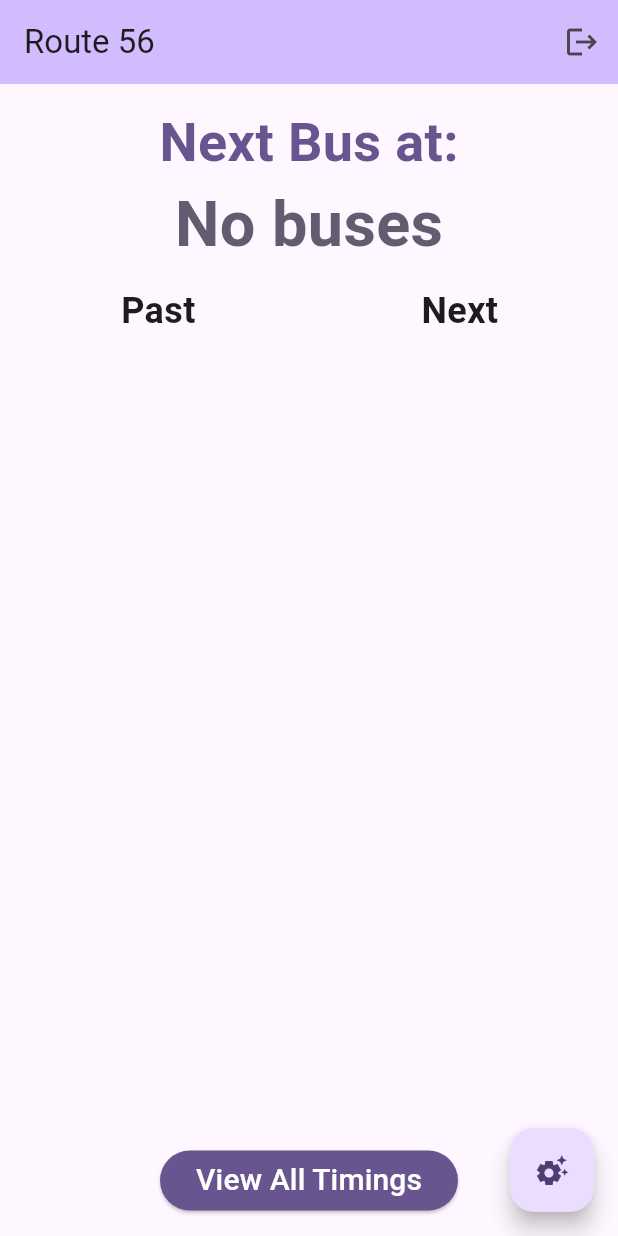
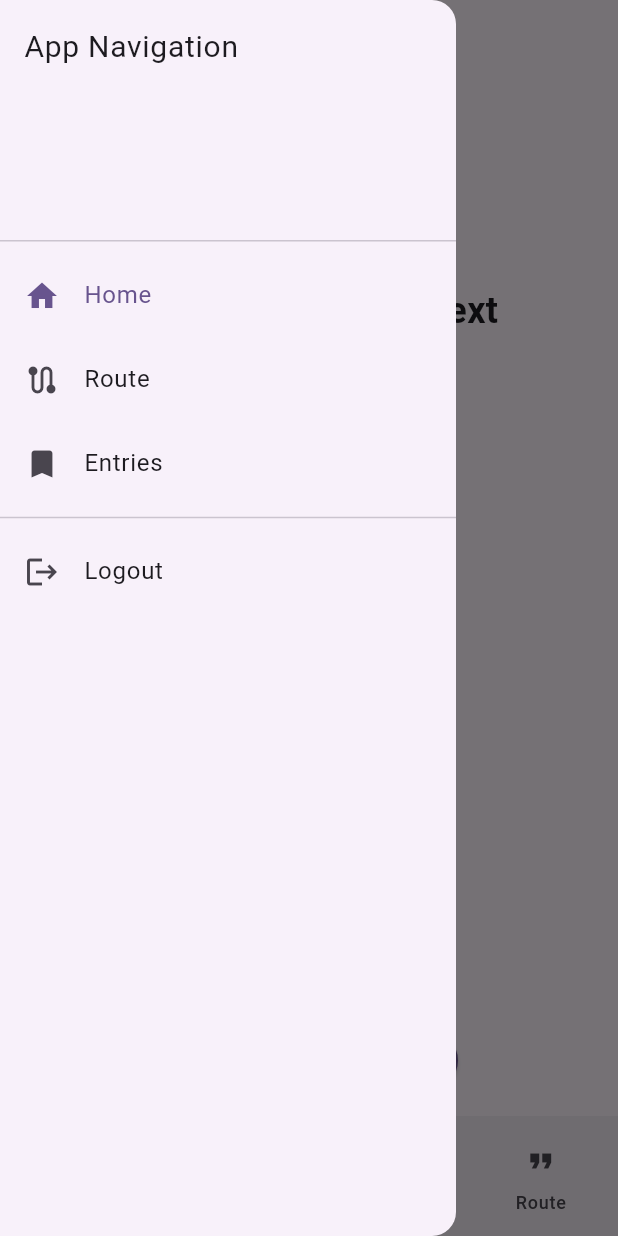
Before and after one commit to Sourish-Kanna/Next-Bus, a Flutter app: the screen it shows once a user with an empty profile is signed in, with the side drawer open (before the commit the screen has no drawer), on a phone screen of 412 x 824 dp. Run offline on Flutter 3.47's test engine with Material 3 defaults, Android fonts, the phone set to English and light mode, and no system bars; drawn by our look-alikes of dynamic_color; our stand-ins replace cloud_firestore, firebase_auth, firebase_core, flutter_slidable, google_sign_in, shared_preferences; accounts and stored records are empty; network calls fail.

Commit message:
Refactor: Introduce AppLayout for consistent UI and navigation
This commit introduces a new `AppLayout` widget to provide a consistent user interface across different pages. The `AppLayout` includes an `AppBar`, a `NavDrawer` for navigation, and an `AppBottomNavigationBar`.

Key changes:
- Created `AppLayout` widget in `lib/common.dart` to manage the main application layout.
- Implemented `NavDrawer` and `AppBottomNavigationBar` for improved navigation.
- Removed individual `Scaffold` and `AppBar` implementations from `home_page.dart`, `route_selection.dart`, and `view_entries.dart`, and wrapped their content with `AppLayout`.
- Updated `main.dart` to use `AppLayout` for routed pages and the initial home screen.
- Modified navigation in `login.dart` to direct users to `AppLayout` wrapped `BusHomePage`.
- Renamed `BusTimingApp` to `NextBusApp` in `main.dart`.

```diff
--- a/lib/Pages/home_page.dart
+++ b/lib/Pages/home_page.dart
@@ -22,28 +22,28 @@ class BusHomePage extends StatelessWidget {
       isAdmin = !user.isAnonymous;
     }
 
-    return Scaffold(
-      appBar: AppBar(
-        backgroundColor: Theme.of(context).colorScheme.inversePrimary,
-        title: Consumer<RouteProvider>(
-          builder: (context, routeProvider, child) {
-            return Text('Route ${routeProvider.route}');
-          },),
-        actions: [
-          if (user != null)
-            IconButton(
-              icon: const Icon(Icons.logout),
-              onPressed: () async {
-                await authService.signOut();
-                Navigator.pushReplacement(
-                  context,
-                  MaterialPageRoute(builder: (context) => const AuthScreen()),
-                );
-              },
-            ),
-        ],
-      ),
-      body: Padding(
+    return Container(
+      // appBar: AppBar(
+      //   backgroundColor: Theme.of(context).colorScheme.inversePrimary,
+      //   title: Consumer<RouteProvider>(
+      //     builder: (context, routeProvider, child) {
+      //       return Text('Route ${routeProvider.route}');
+      //     },),
+      //   actions: [
+      //     if (user != null)
+      //       IconButton(
+      //         icon: const Icon(Icons.logout),
+      //         onPressed: () async {
+      //           await authService.signOut();
+      //           Navigator.pushReplacement(
+      //             context,
+      //             MaterialPageRoute(builder: (context) => const AuthScreen()),
+      //           );
+      //         },
+      //       ),
+      //   ],
+      // ),
+      child: Padding(
         padding: const EdgeInsets.symmetric(vertical: 13.0, horizontal: 10.0),
         child: Column(
           mainAxisAlignment: MainAxisAlignment.center,
@@ -84,7 +84,7 @@ class BusHomePage extends StatelessWidget {
           ],
         ),
       ),
-      floatingActionButton: isAdmin ? adminFAB(context, user) : null,
+      // floatingActionButton: isAdmin ? adminFAB(context, user) : null,
     );
   }
 }
--- a/lib/Pages/login.dart
+++ b/lib/Pages/login.dart
@@ -2,6 +2,7 @@ import 'package:firebase_auth/firebase_auth.dart';
 import 'package:flutter/material.dart';
 import 'package:nextbus/Providers/authentication.dart';
 import 'package:nextbus/Pages/home_page.dart';
+import 'package:nextbus/common.dart';
 
 class AuthScreen extends StatelessWidget {
   const AuthScreen({super.key});
@@ -11,7 +12,7 @@ class AuthScreen extends StatelessWidget {
     final AuthService authService = AuthService();
 
     return Scaffold(
-      appBar: AppBar(title: const Text("Next Bus Login")),
+      appBar: AppBar(title: const Text("Next Bus Login"),),
       body: Center(
         child: Column(
           mainAxisAlignment: MainAxisAlignment.center,
@@ -24,7 +25,7 @@ class AuthScreen extends StatelessWidget {
                 if (user != null) {
                   Navigator.pushReplacement(
                     context,
-                    MaterialPageRoute(builder: (context) => BusHomePage()),
+                    MaterialPageRoute(builder: (context) => AppLayout(selectedIndex: 0, child: Center(child: BusHomePage()))),
                   );
                 }
               },
@@ -38,7 +39,7 @@ class AuthScreen extends StatelessWidget {
                 if (user != null) {
                   Navigator.pushReplacement(
                     context,
-                    MaterialPageRoute(builder: (context) => BusHomePage()),
+                    MaterialPageRoute(builder: (context) => AppLayout(selectedIndex: 0, child: Center(child: BusHomePage()))),
                   );
                 }
               },
--- a/lib/Pages/route_selection.dart
+++ b/lib/Pages/route_selection.dart
@@ -13,11 +13,11 @@ class _RouteSelectState extends State<RouteSelect> {
 
   @override
   Widget build(BuildContext context) {
-    return Scaffold(
-      appBar: AppBar(
-        title: const Text("Select a Route"),
-      ),
-      body: Padding(
+    return Container(
+      // appBar: AppBar(
+      //   title: const Text("Select a Route"),
+      // ),
+      child: Padding(
         padding: const EdgeInsets.all(16.0),
         child: Column(
           crossAxisAlignment: CrossAxisAlignment.start,
--- a/lib/Pages/view_entries.dart
+++ b/lib/Pages/view_entries.dart
@@ -21,12 +21,12 @@ class EntriesPage extends StatelessWidget {
     String route = routeProvider.route;
     String userId = user?.uid ?? "guest"; // Use "guest" if the user is not logged in
 
-    return Scaffold(
-      appBar: AppBar(
-        backgroundColor: Theme.of(context).colorScheme.inversePrimary,
-        title: const Text('Entries'),
-      ),
-      body: Padding(
+    return Container(
+      // appBar: AppBar(
+      //   backgroundColor: Theme.of(context).colorScheme.inversePrimary,
+      //   title: const Text('Entries'),
+      // ),
+      child: Padding(
         padding: EdgeInsets.symmetric(vertical: 13.0, horizontal: 10.0),
         child: Column(
           mainAxisAlignment: MainAxisAlignment.center,
--- a/lib/common.dart
+++ b/lib/common.dart
@@ -1,5 +1,8 @@
 import 'package:flutter/material.dart';
 import 'package:flutter/services.dart';
+
+import 'package:provider/provider.dart';
+import 'package:nextbus/Providers/authentication.dart';
 
 
 // SnackBar widget with optional undo action and Haptic feedback for user actions
@@ -25,3 +28,139 @@ void customSnackBar(BuildContext context, String text, {VoidCallback? onUndo}) {
   );
   HapticFeedback.lightImpact();
 }
+
+// Shared App Layout
+class AppLayout extends StatelessWidget {
+  final int selectedIndex;
+  final Widget child;
+  const AppLayout({super.key, required this.selectedIndex, required this.child});
+
+  @override
+  Widget build(BuildContext context) {
+    final currentItem = _NavDrawerItems[selectedIndex];
+    return Scaffold(
+      appBar: AppBar(title: Text(currentItem.label)),
+      drawer: NavDrawer(selectedIndex: selectedIndex),
+      body: child,
+      bottomNavigationBar: AppBottomNavigationBar(selectedIndex: selectedIndex),
+    );
+  }
+}
+
+class NavDrawer extends StatelessWidget {
+  final int selectedIndex;
+  const NavDrawer({super.key, required this.selectedIndex});
+
+  void _navigate(BuildContext context, String route) {
+    Navigator.pop(context);
+    if (ModalRoute.of(context)?.settings.name != route) {
+      if (route == '/login') { Navigator.pushReplacementNamed(context, route);}
+      else { Navigator.pushNamed(context, route);}
+    }
+  }
+
+  @override
+  Widget build(BuildContext context) {
+    final authService = Provider.of<AuthService>(context);
+    return Drawer(
+      child: SafeArea(
+        child: ListView(
+          // padding: EdgeInsets.zero,
+          children: [
+            const DrawerHeader(
+              child: Text('App Navigation', style: TextStyle(fontSize: 20)),
+            ),
+            ..._NavDrawerItems.map((item) {
+              if (item.submenus.isEmpty) {
+                return ListTile(
+                  leading: Icon(item.icon),
+                  title: Text(item.label),
+                  selected: selectedIndex == _NavDrawerItems.indexOf(item),
+                  onTap: () => _navigate(context, item.route!),
+                );
+              } else {
+                return ExpansionTile(
+                  leading: Icon(item.icon),
+                  title: Text(item.label),
+                  children: item.submenus.map((sub) {
+                    return ListTile(
+                      contentPadding: const EdgeInsets.only(left: 72),
+                      title: Text(sub.label),
+                      onTap: () => _navigate(context, sub.route),
+                    );
+                  }).toList(),
+                );
+              }
+            }),
+            const Divider(),
+            ListTile(
+              leading: const Icon(Icons.logout),
+              title: const Text("Logout"),
+              onTap: () async {
+                await authService.signOut();
+                _navigate(context, '/login');
+              },
+            ),
+          ],
+        ),
+      ),
+    );
+  }
+}
+
+// Bottom Navigation Bar
+class AppBottomNavigationBar extends StatelessWidget {
+  final int selectedIndex;
+  const AppBottomNavigationBar({super.key, required this.selectedIndex});
+
+  @override
+  Widget build(BuildContext context) {
+    return NavigationBar(
+      selectedIndex: selectedIndex,
+      destinations: _NavBarItems
+          .where((item) => item.route != null)
+          .map((item) => NavigationDestination(
+        icon: Icon(item.icon),
+        label: item.label,
+      ))
+          .toList(),
+      onDestinationSelected: (index) {
+        final route = _NavBarItems.where((item) => item.route != null).toList()[index].route;
+        if (route != null && ModalRoute.of(context)?.settings.name != route) {
+          Navigator.pushNamed(context, route);
+        }
+      },
+    );
+  }
+}
+
+// Nav Items and Submenus
+class _NavItem {
+  final String label;
+  final IconData icon;
+  final String? route;
+  final List<_SubNavItem> submenus;
+  const _NavItem(this.label, this.icon, this.route, [this.submenus = const []]);
+}
+
+class _SubNavItem {
+  final String label;
+  final String route;
+  const _SubNavItem(this.label, this.route);
+}
+
+const List<_NavItem> _NavDrawerItems = [
+  _NavItem('Home', Icons.home, '/home'),
+  _NavItem('Route', Icons.route, '/route'),
+  _NavItem('Entries', Icons.bookmark, '/entries'),
+  // _NavItem('Logout', Icons.logout_rounded, '/login')
+  // _NavItem('Quote', Icons.format_quote, '/route'),
+];
+
+const List<_NavItem> _NavBarItems = [
+  _NavItem('Home', Icons.home, '/home'),
+  _NavItem('Route', Icons.route, '/route'),
+  _NavItem('Entries', Icons.bookmark, '/entries'),
+  // _NavItem('Logout', Icons.logout_rounded, '/login')
+  _NavItem('Route', Icons.format_quote, '/route'),
+];
--- a/lib/main.dart
+++ b/lib/main.dart
@@ -8,13 +8,15 @@ import 'package:firebase_auth/firebase_auth.dart' show FirebaseAuth, User;
 import 'package:nextbus/Providers/providers.dart';
 import 'package:nextbus/firebase_options.dart';
 import 'package:nextbus/Pages/pages.dart';
+import 'package:nextbus/common.dart';
 
 
 // Define application routes
 final Map<String, WidgetBuilder> routes = {
-  '/login': (context) => const AuthScreen(),
-  '/route': (context) => const RouteSelect(),
-  '/entries': (context) => const EntriesPage(),
+  '/login': (context) => AuthScreen(),
+  '/route': (context) => AppLayout(selectedIndex: 1, child: RouteSelect()),
+  '/entries': (context) => AppLayout(selectedIndex: 2, child: EntriesPage()),
+  '/home': (context) => AppLayout(selectedIndex: 0, child: BusHomePage()),
 };
 
 void main() async {
@@ -43,13 +45,13 @@ void main() async {
         ChangeNotifierProvider(create: (context) => BusTimingList()),
         ChangeNotifierProvider(create: (context) => RouteProvider()),
       ],
-      child: BusTimingApp()
+      child: NextBusApp()
     ),
   );
 }
 
-class BusTimingApp extends StatelessWidget {
-  const BusTimingApp({super.key});
+class NextBusApp extends StatelessWidget {
+  const NextBusApp({super.key});
 
   @override
   Widget build(BuildContext context) {
@@ -74,11 +76,11 @@ class BusTimingApp extends StatelessWidget {
             stream: FirebaseAuth.instance.authStateChanges(),
             builder: (context, snapshot) {
               if (snapshot.connectionState == ConnectionState.waiting) {
-                return const CircularProgressIndicator(); // Or a loading screen
+                return AppLayout(selectedIndex: 0, child: CircularProgressIndicator()) ; // Or a loading screen
               }
               if (snapshot.hasData) {
                 // User is logged in
-                return const BusHomePage();
+                return AppLayout(selectedIndex: 0, child: Center(child: BusHomePage())) ;
               } else {
                 // User is not logged in
                 return const AuthScreen();
```
